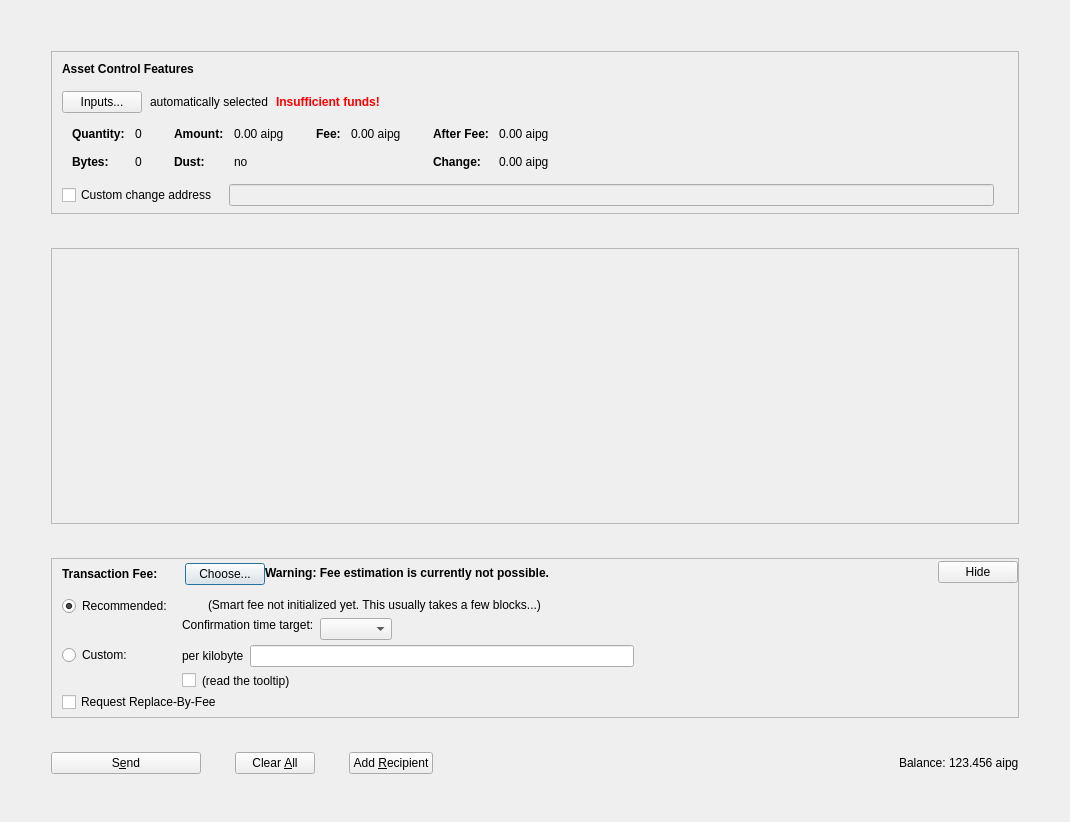
This is src/qt/forms/assetsdialog.ui in AIPowerGrid/AI-Power-Grid-Core as Qt 5 draws it before an edit. The edited form follows.
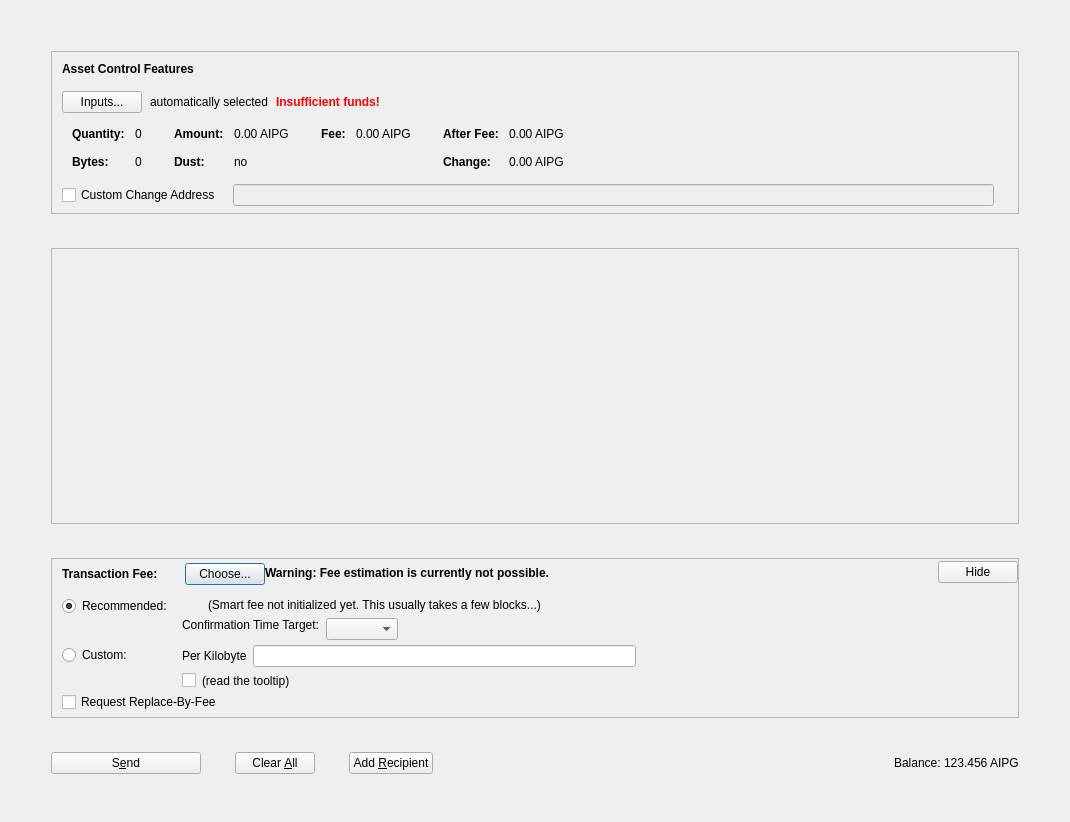
This is the edited form. Icons and pictures are not drawn. Custom widgets are drawn as their Qt base class.

Patch:
```diff
--- a/src/qt/forms/assetsdialog.ui
+++ b/src/qt/forms/assetsdialog.ui
@@ -341,7 +341,7 @@
                     <enum>Qt::ActionsContextMenu</enum>
                    </property>
                    <property name="text">
-                    <string notr="true">0.00 aipg</string>
+                    <string notr="true">0.00 AIPG</string>
                    </property>
                    <property name="textInteractionFlags">
                     <set>Qt::LinksAccessibleByMouse|Qt::TextSelectableByKeyboard|Qt::TextSelectableByMouse</set>
@@ -421,7 +421,7 @@
                     <enum>Qt::ActionsContextMenu</enum>
                    </property>
                    <property name="text">
-                    <string notr="true">0.00 aipg</string>
+                    <string notr="true">0.00 AIPG</string>
                    </property>
                    <property name="textInteractionFlags">
                     <set>Qt::LinksAccessibleByMouse|Qt::TextSelectableByKeyboard|Qt::TextSelectableByMouse</set>
@@ -472,7 +472,7 @@
                     <enum>Qt::ActionsContextMenu</enum>
                    </property>
                    <property name="text">
-                    <string notr="true">0.00 aipg</string>
+                    <string notr="true">0.00 AIPG</string>
                    </property>
                    <property name="textInteractionFlags">
                     <set>Qt::LinksAccessibleByMouse|Qt::TextSelectableByKeyboard|Qt::TextSelectableByMouse</set>
@@ -501,7 +501,7 @@
                     <enum>Qt::ActionsContextMenu</enum>
                    </property>
                    <property name="text">
-                    <string notr="true">0.00 aipg</string>
+                    <string notr="true">0.00 AIPG</string>
                    </property>
                    <property name="textInteractionFlags">
                     <set>Qt::LinksAccessibleByMouse|Qt::TextSelectableByKeyboard|Qt::TextSelectableByMouse</set>
@@ -535,7 +535,7 @@
                <string>If this is activated, but the change address is empty or invalid, change will be sent to a newly generated address.</string>
               </property>
               <property name="text">
-               <string>Custom change address</string>
+               <string>Custom Change Address</string>
               </property>
              </widget>
             </item>
@@ -868,7 +868,7 @@
                       <string>If the custom fee is set to 1000 satoshis and the transaction is only 250 bytes, then &quot;per kilobyte&quot; only pays 250 satoshis in fee, while &quot;total at least&quot; pays 1000 satoshis. For transactions bigger than a kilobyte both pay by kilobyte.</string>
                      </property>
                      <property name="text">
-                      <string>per kilobyte</string>
+                      <string>Per Kilobyte</string>
                      </property>
                     </widget>
                    </item>
@@ -1051,7 +1051,7 @@
                      <item>
                       <widget class="QLabel" name="labelSmartFee3">
                        <property name="text">
-                        <string>Confirmation time target:</string>
+                        <string>Confirmation Time Target:</string>
                        </property>
                        <property name="margin">
                         <number>2</number>
@@ -1264,7 +1264,7 @@
             <cursorShape>IBeamCursor</cursorShape>
            </property>
            <property name="text">
-            <string notr="true">123.456 aipg</string>
+            <string notr="true">123.456 AIPG</string>
            </property>
            <property name="textInteractionFlags">
             <set>Qt::LinksAccessibleByMouse|Qt::TextSelectableByKeyboard|Qt::TextSelectableByMouse</set>
```
Left out of the diff: 14 changed lines with no effect on the pictures.
